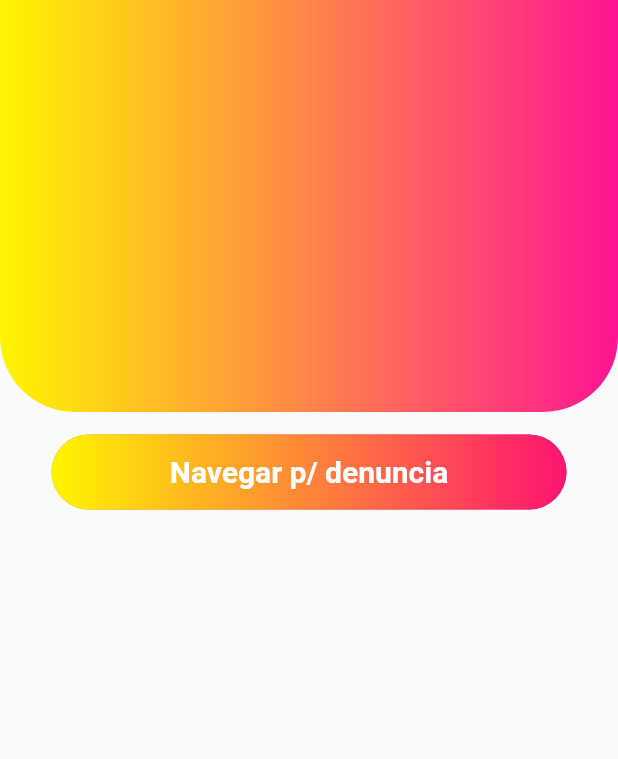
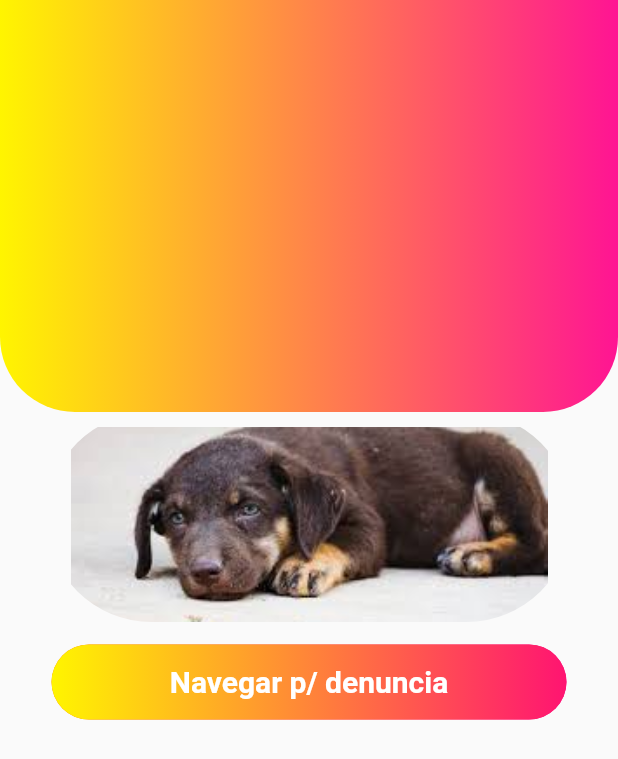
Before and after one commit to MatheusCocchi/helpets, a Flutter app: the MainWidget screen opened directly, on a phone screen of 412 x 824 dp. Shown: the top 759 px of the screen. Run offline on Flutter 3.47's test engine with Material 2 defaults, Android fonts, the phone set to English and light mode, and no system bars.

Commit message:
Component botão main que ta foda de fazer

```diff
--- a/lib/view/main_widget.dart
+++ b/lib/view/main_widget.dart
@@ -38,6 +38,29 @@ class _MainWidgetState extends State<MainWidget> {
                       bottomLeft: Radius.circular(50),
                       bottomRight: Radius.circular(50))),
             ),
+            ClipRRect(
+            child: Container(
+              margin: EdgeInsets.only(top: 10),
+              height: 130,
+              width: 350,
+              decoration: BoxDecoration(
+              borderRadius: BorderRadius.all(
+                Radius.circular(90),
+              ),
+              ),
+              child: FlatButton(
+                onPressed: () {},
+                child: Image.asset(
+                  'assets/images/dog_triste.png',
+                  width: 350,
+                  height: 130,
+                  fit: BoxFit.fitWidth,
+                ),
+
+              ),
+            ),
+            borderRadius: BorderRadius.circular(90),
+            ),
             Container(
               width: MediaQuery.of(context).size.width / 1.2,
               height: 50,
```
